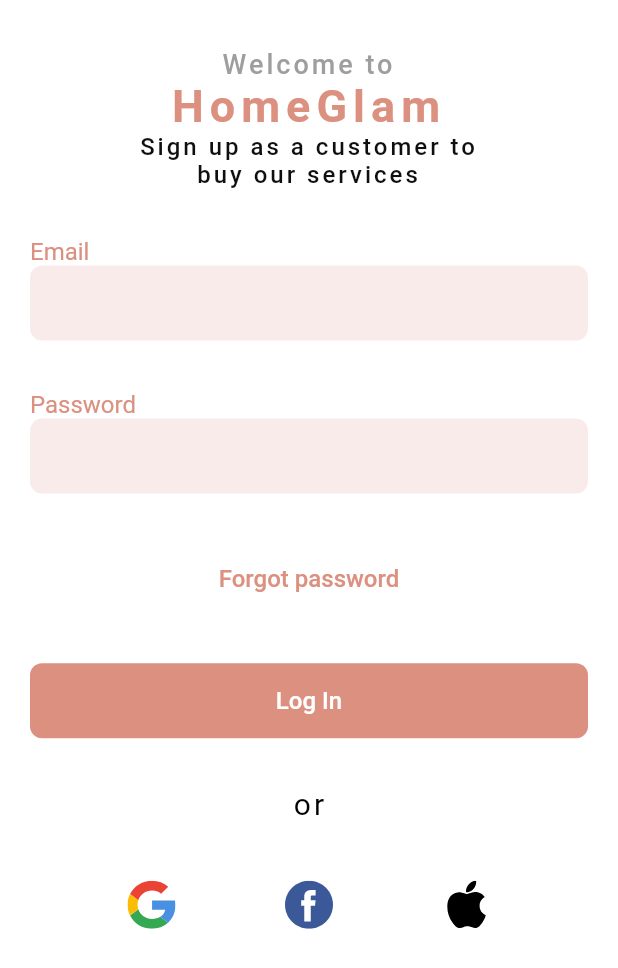
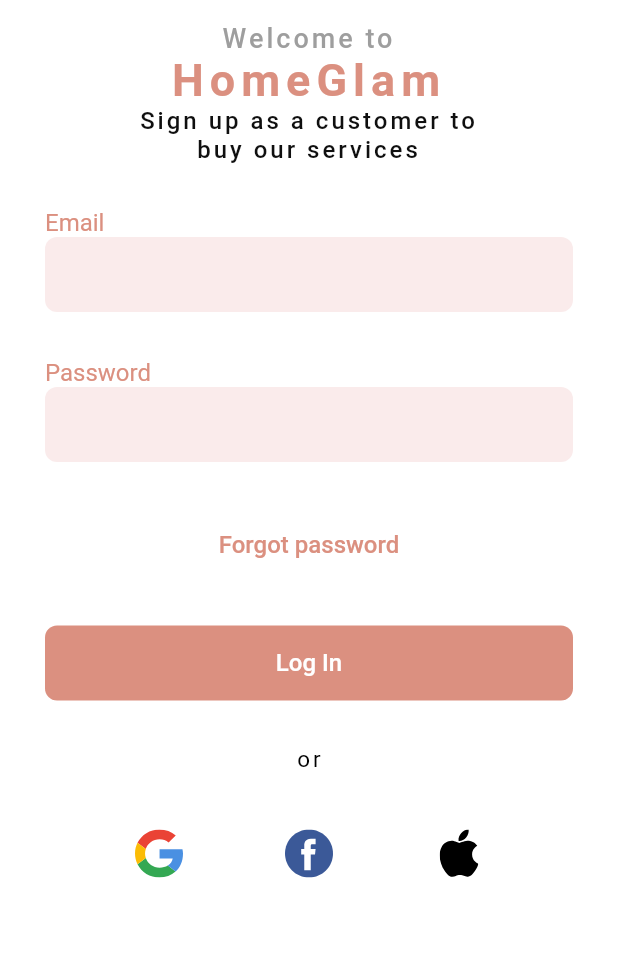
Before and after one commit to muhammadarslanapax/HomeGulam, a Flutter app: the LogInPage screen opened by its route, on a phone screen of 412 x 824 dp. Shown: the top 968 px of the screen. Run offline on Flutter 3.47's test engine with Material 2 defaults, Android fonts, the light colour scheme and no system bars; our stand-ins replace another_flushbar, dropdown_button2, flutter_rating_bar, flutter_svg, fluttertoast, google_fonts and 1 more; project files that could hold a hidden picture were left out.

Commit message:
signupPage LoginPage ok

```diff
--- a/lib/res/color.dart
+++ b/lib/res/color.dart
@@ -23,7 +23,8 @@ class AppColors {
    static Color smallTextColor = const Color(0XFF292D32);
    static Color dimTextColor = const Color(0XFF0F0F0F);
    static Color dim2TextColor = const Color(0XFF9E9E9E);
-   static Color bottomnav_bg = const Color(0XFFFFF4F1);
+   static Color dim3Color = const Color(0XF5F5F5FF);
+   static Color bottomnav_bg = const Color(0xFFFFF4F1);
    static Color indicator_color = const Color(0XFFDB9080);
 
 
--- a/lib/utils/routes/route_handler.dart
+++ b/lib/utils/routes/route_handler.dart
@@ -5,6 +5,8 @@ import 'package:ecommerce_app/view/home/home_page.dart';
 import 'package:ecommerce_app/view/introduction_page.dart';
 import 'package:ecommerce_app/view/location/location_page.dart';
 import 'package:ecommerce_app/view/logInPage.dart';
+import 'package:ecommerce_app/view/payment/checkoutPage.dart';
+import 'package:ecommerce_app/view/payment/paymentPage.dart';
 import 'package:ecommerce_app/view/signUpPage.dart';
 import 'package:ecommerce_app/view/splash.dart';
 import 'package:ecommerce_app/view/varificationPage.dart';
@@ -35,6 +37,10 @@ Route<dynamic> generateRoutes(RouteSettings settings) {
       return MaterialPageRoute(builder: (context) => const LogInPage());
     case RoutesName.verificationPage:
       return MaterialPageRoute(builder: (context) => const VerificationPage());
+    case RoutesName.paymentPage:
+      return MaterialPageRoute(builder: (context) => const PaymentPage());
+    case RoutesName.checkoutPage:
+      return MaterialPageRoute(builder: (context) => const CheckoutPage());
 
     case RoutesName.notificationPage:
       return MaterialPageRoute(builder: (context) => const NotificationPage());
--- a/lib/view/logInPage.dart
+++ b/lib/view/logInPage.dart
@@ -15,15 +15,19 @@ class LogInPage extends StatelessWidget {
         backgroundColor: AppColors.whiteColor,
 
           body: Container(
-
-            height: MediaQuery.of(context).size.height*.8,
-            margin: const EdgeInsets.symmetric(horizontal: 20),
+            margin: const EdgeInsets.symmetric(horizontal: 15),
+            child: SingleChildScrollView(
               child: Column(mainAxisAlignment: MainAxisAlignment.spaceEvenly,
                 children: [
 
-                header(context, "Sign up as a customer to buy our services"),
+                  Padding(
+                    padding: const EdgeInsets.symmetric(vertical: 15),
+                    child: header(context, "Sign up as a customer to buy our services"),
+                  ),
 
-                SizedBox(
+                  Padding(
+                    padding: const EdgeInsets.all(15),
+                    child: SizedBox(
                       height: 70,
                       width: double.infinity,
                       child: Column(crossAxisAlignment: CrossAxisAlignment.start,
@@ -42,8 +46,11 @@ class LogInPage extends StatelessWidget {
                         ],
                       ),
                     ),
+                  ),
 
-                SizedBox(
+                  Padding(
+                    padding: const EdgeInsets.all(15),
+                    child: SizedBox(
                       height: 70,
                       width: double.infinity,
                       child: Column(crossAxisAlignment: CrossAxisAlignment.start,
@@ -62,11 +69,17 @@ class LogInPage extends StatelessWidget {
                         ],
                       ),
                     ),
+                  ),
 
-                TextButton(onPressed: (){}, child: Text('Forgot password',
+                  Padding(
+                    padding: const EdgeInsets.all(15),
+                    child: TextButton(onPressed: (){}, child: Text('Forgot password',
                         style: TextStyle(color: AppColors.primaryTextColor,fontSize: 16))),
+                  ),
 
-                Container(
+                  Padding(
+                    padding: const EdgeInsets.all(15),
+                    child: Container(
                       height: 50,
                       width: double.infinity,
                       decoration: BoxDecoration(
@@ -81,10 +94,16 @@ class LogInPage extends StatelessWidget {
                             Utils.toastMessage("Signup click");
                           }),
                     ),
+                  ),
 
-                Text('or', style: TextStyle(color: AppColors.blackColor,fontSize: 20, letterSpacing: 2),),
+                  Padding(
+                    padding: const EdgeInsets.all(15),
+                    child: Text('or', style: TextStyle(color: AppColors.blackColor,fontSize: 15, letterSpacing: 2),),
+                  ),
 
-                Row(mainAxisAlignment: MainAxisAlignment.spaceEvenly,
+                  Padding(
+                    padding: const EdgeInsets.all(15),
+                    child: Row(mainAxisAlignment: MainAxisAlignment.spaceEvenly,
                       mainAxisSize: MainAxisSize.max,
                       children: [
                         IconButton(onPressed: (){},
@@ -99,8 +118,10 @@ class LogInPage extends StatelessWidget {
 
                             icon: SvgPicture.asset('assets/icons/ic_apple.svg')),
                       ],),
+                  ),
 
                 ],
+              ),
             ),
           )
       ),
```
Also changed, not shown: lib/view/payment/checkoutPage.dart (added, +33 -0 lines), lib/view/payment/paymentPage.dart (added, +136 -0 lines), lib/view/varificationPage.dart (+5 -3 lines). Lines whose indentation alone changed are shown as unchanged.
